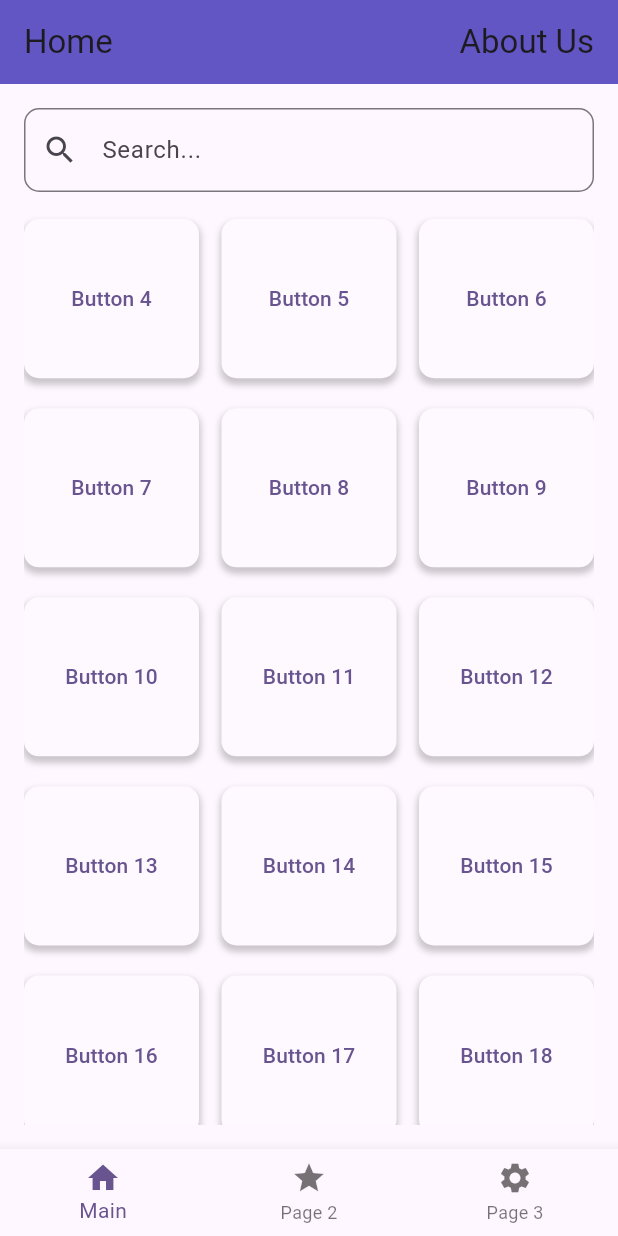
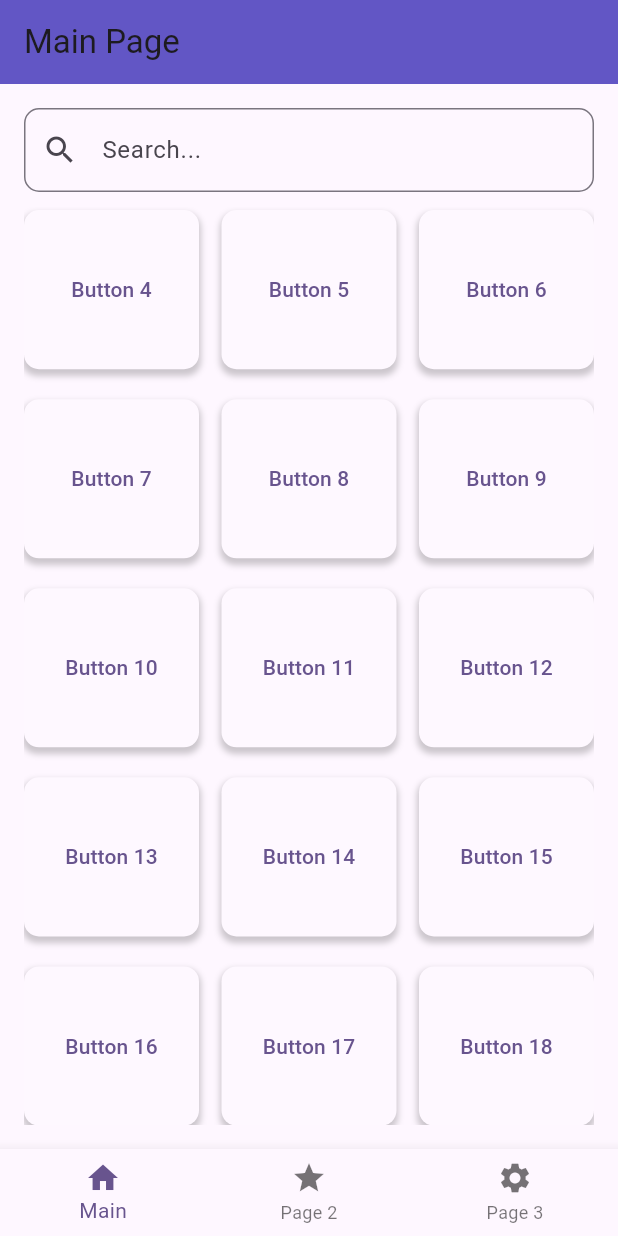
Before and after one commit to PatsyJoseph/cc206-aac_app, a Flutter app: the screen it shows after launch, scrolled down 124 dp, on a phone screen of 412 x 824 dp. Run offline on Flutter 3.47's test engine with Material 3 defaults, Android fonts, the phone set to English and light mode, and no system bars.

Commit message:
Update main_page.dart

```diff
--- a/lib/features/main_page.dart
+++ b/lib/features/main_page.dart
@@ -17,8 +17,7 @@ class _MainPageState extends State<MainPage> {
         title: const Row(
           mainAxisAlignment: MainAxisAlignment.spaceBetween,
           children: [
-            Text("Home"),
-            Text("About Us"),
+            Text("Main Page"),
           ],
         ),
         backgroundColor: const Color(0xFF6256CA),
@@ -43,7 +42,7 @@ class _MainPageState extends State<MainPage> {
               },
             ),
             const SizedBox(
-                height: 16), // Space between the search bar and GridView
+                height: 10), // Space between the search bar and GridView
             // Grid of buttons
             Expanded(
               child: GridView.builder(
@@ -93,7 +92,7 @@ class _MainPageState extends State<MainPage> {
                         // Add image to the first button, text for others
                         child: index == 0
                             ? Image.asset(
-                                'assets/images/tw.jpg') // Image for button 1
+                                'assets/images/hi.png') // Image for button 1
                             : Text(
                                 buttonLabel), // Button label for other buttons
                       ),
```
